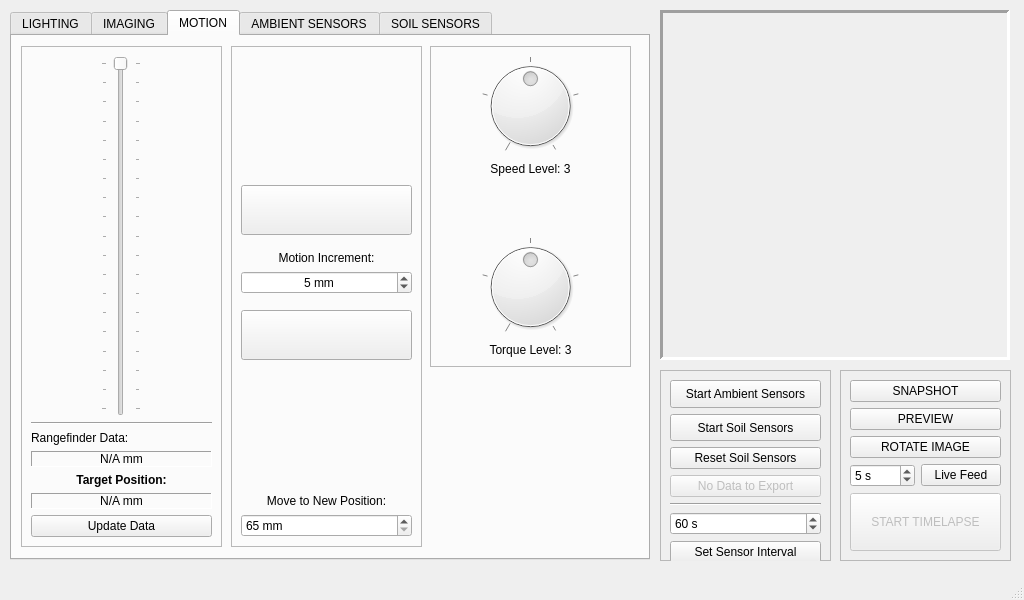
Above: _ui/FlashLapse_Pro.ui from CoCl-Jerry/Flashlapse_Pro_Dev before the change. Below: the same form after it.
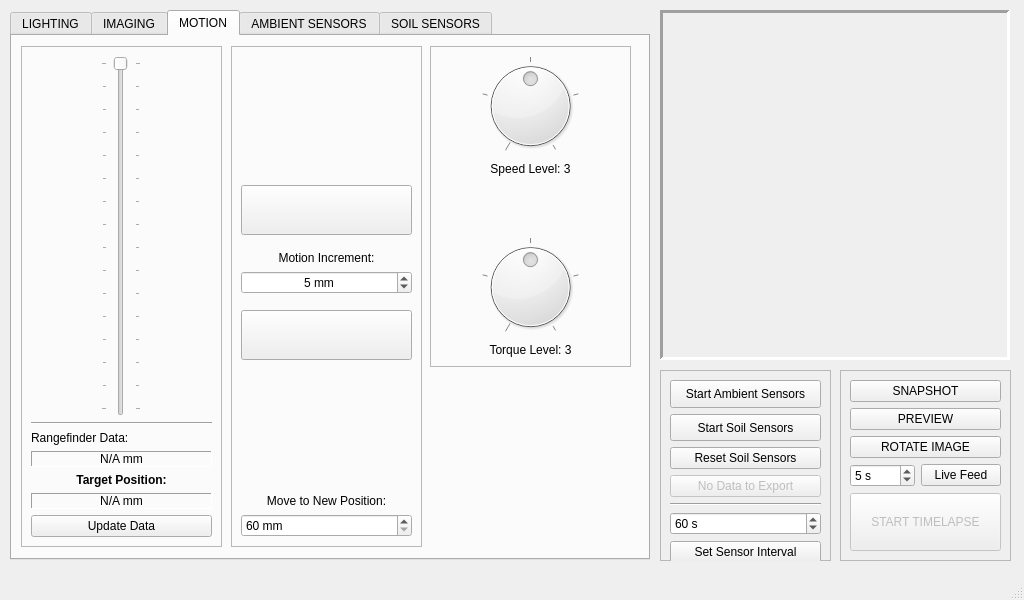
That is the form after the change. The open tabs and pages were chosen to show the change. Icons and pictures are not drawn. Custom widgets are drawn as their Qt base class.

Diff of the .ui file:
```diff
--- a/_ui/FlashLapse_Pro.ui
+++ b/_ui/FlashLapse_Pro.ui
@@ -1085,10 +1085,10 @@
            <string> mm</string>
           </property>
           <property name="minimum">
-           <number>65</number>
+           <number>60</number>
           </property>
           <property name="maximum">
-           <number>155</number>
+           <number>135</number>
           </property>
          </widget>
         </item>
@@ -1238,10 +1238,10 @@
            </size>
           </property>
           <property name="minimum">
-           <number>65</number>
+           <number>60</number>
           </property>
           <property name="maximum">
-           <number>155</number>
+           <number>135</number>
           </property>
           <property name="orientation">
            <enum>Qt::Vertical</enum>
```
